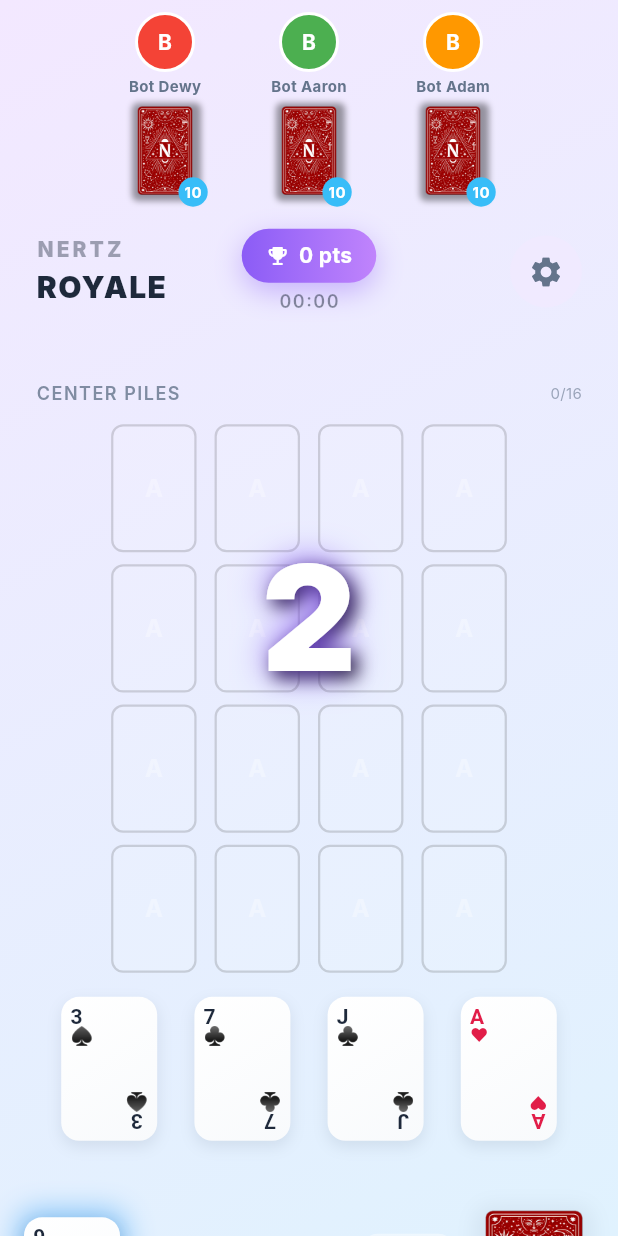
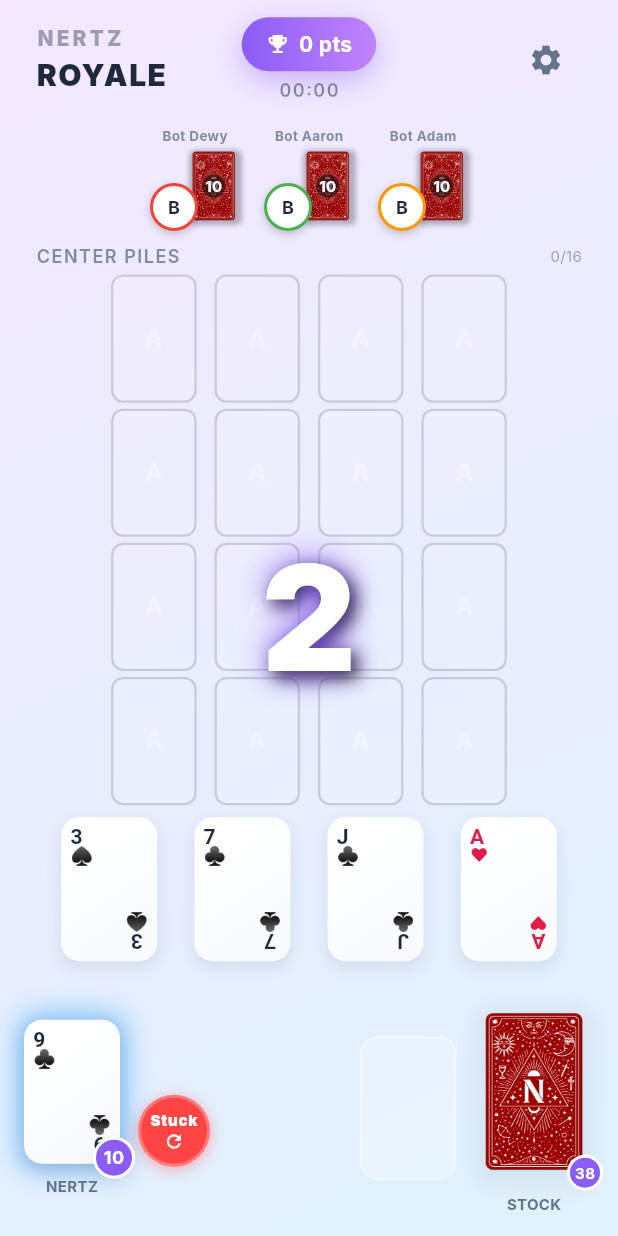
Before and after one commit to alexxtronic/nertzapp, a Flutter app: the screen it shows once a user with an empty profile is signed in, after a tap on "Play Offline", on a phone screen of 412 x 824 dp. Run offline on Flutter 3.47's test engine with Material 3 defaults, Android fonts, the phone set to English and light mode, and no system bars; our stand-ins replace audioplayers, confetti, flutter_image_compress, flutter_riverpod, image_picker, supabase_flutter; accounts and stored records are empty; network calls fail; Roboto replaces fonts that are missing (Inter, SF Pro Rounded).

Commit message:
UI: Refine GameBoard Layout (Swap Header, Compact Spacing, Overlap Opponent Icons)

```diff
--- a/lib/ui/widgets/game_board.dart
+++ b/lib/ui/widgets/game_board.dart
@@ -509,13 +509,12 @@ class _GameBoardState extends State<GameBoard> with TickerProviderStateMixin {
                       hasScrollBody: false,
                       child: Column(
                         children: [
+                          _buildHeader(player),
                           _buildOpponentsRow(),
-                          _buildHeader(player),
+                          _buildCenterArea(),
                           const SizedBox(height: 4),
-                          _buildCenterArea(),
-                          const SizedBox(height: 8), // Reduced to shift work piles up
                           _buildWorkPiles(context, player),
-                          const SizedBox(height: 24), // Space between Work and Hand
+                          const SizedBox(height: 12),
                           _buildPlayerHand(player),
                           const SizedBox(height: 16),
                         ],
@@ -621,7 +620,7 @@ class _GameBoardState extends State<GameBoard> with TickerProviderStateMixin {
 
     return SingleChildScrollView(
       scrollDirection: Axis.horizontal,
-      padding: const EdgeInsets.symmetric(horizontal: 16, vertical: 8),
+      padding: const EdgeInsets.symmetric(horizontal: 16, vertical: 4),
       child: Row(
         mainAxisAlignment: MainAxisAlignment.center,
         children: opponents.map((player) {
@@ -761,7 +760,8 @@ class _GameBoardState extends State<GameBoard> with TickerProviderStateMixin {
     return Column(
       children: [
         // Shift down by card height
-        SizedBox(height: GameTheme.cardHeight * 0.3),
+        // SizedBox(height: GameTheme.cardHeight * 0.3),
+        const SizedBox(height: 4),
         Padding(
           padding: const EdgeInsets.symmetric(horizontal: 24),
           child: Row(
@@ -786,11 +786,11 @@ class _GameBoardState extends State<GameBoard> with TickerProviderStateMixin {
             ],
           ),
         ),
-        const SizedBox(height: 12),
+        const SizedBox(height: 4),
         // Simple 4x4 grid layout (4 rows of 4 cards)
         for (int row = 0; row < 4; row++)
           Padding(
-            padding: const EdgeInsets.only(bottom: 8),
+            padding: const EdgeInsets.only(bottom: 4),
             child: Row(
               mainAxisAlignment: MainAxisAlignment.center,
               children: List.generate(4, (col) {
--- a/lib/ui/widgets/opponent_board.dart
+++ b/lib/ui/widgets/opponent_board.dart
@@ -15,67 +15,50 @@ class OpponentBoard extends StatelessWidget {
         ? EconomyService.getCardBackAssetPath(player.selectedCardBack!)
         : 'assets/card_back.png'; // Default
 
-    return Container(
-      width: 80, // Compact width
-      padding: const EdgeInsets.symmetric(horizontal: 4),
-      child: Column(
+    return Column(
       mainAxisSize: MainAxisSize.min,
       children: [
-          // Avatar
-          Container(
-             width: 40,
-             height: 40,
-             decoration: BoxDecoration(
-               shape: BoxShape.circle,
-               border: Border.all(color: Colors.white, width: 2),
-               image: player.avatarUrl != null
-                  ? DecorationImage(image: NetworkImage(player.avatarUrl!), fit: BoxFit.cover)
-                  : null,
-               color: Color(player.playerColor ?? 0xFF2196F3),
-             ),
-             child: player.avatarUrl == null
-               ? Center(child: Text(player.displayName.isNotEmpty ? player.displayName[0].toUpperCase() : '?', style: const TextStyle(color: Colors.white, fontWeight: FontWeight.bold)))
-               : null,
-          ),
-          const SizedBox(height: 2),
-          // Name
+        // Name on top, very small
         Text(
           player.displayName,
-            style: const TextStyle(
-              color: GameTheme.textSecondary,
-              fontSize: 10,
+          style: TextStyle(
+            color: GameTheme.textSecondary.withValues(alpha: 0.8),
+            fontSize: 9,
             fontWeight: FontWeight.bold,
           ),
           overflow: TextOverflow.ellipsis,
           maxLines: 1,
         ),
-          const SizedBox(height: 4),
-          // Nertz Pile (Back)
-          Stack(
+        const SizedBox(height: 2),
+        // Overlapping Stack
+        SizedBox(
+          width: 60,
+          height: 55,
+          child: Stack(
             clipBehavior: Clip.none,
             children: [
-              Container(
-                width: 45,
-                height: 65, // Scaled down card
+              // Nertz Pile (Card) - Shifted Right and Top
+              Positioned(
+                right: 0,
+                top: 0,
+                child: Container(
+                  width: 35,
+                  height: 50,
                   decoration: BoxDecoration(
                     borderRadius: BorderRadius.circular(4),
                     boxShadow: const [
-                    BoxShadow(color: Colors.black38, blurRadius: 3, offset: Offset(1, 1)),
+                      BoxShadow(color: Colors.black26, blurRadius: 2, offset: Offset(1, 1)),
                     ],
                     image: DecorationImage(
                       image: AssetImage(cardBackAsset),
                       fit: BoxFit.cover,
                     ),
                   ),
-              ),
-              // Count Badge
-              Positioned(
-                bottom: -6,
-                right: -6,
+                  child: Center(
                     child: Container(
-                  padding: const EdgeInsets.all(4),
+                      padding: const EdgeInsets.all(2),
                       decoration: const BoxDecoration(
-                    color: GameTheme.accent,
+                        color: Colors.black54,
                         shape: BoxShape.circle,
                       ),
                       child: Text(
@@ -88,10 +71,44 @@ class OpponentBoard extends StatelessWidget {
                       ),
                     ),
                   ),
+                ),
+              ),
+              // Avatar - Bottom Left, overlapping
+              Positioned(
+                left: 0,
+                bottom: 0,
+                child: Container(
+                   width: 32,
+                   height: 32,
+                   decoration: BoxDecoration(
+                     shape: BoxShape.circle,
+                     border: Border.all(
+                       color: player.playerColor != null
+                          ? Color(player.playerColor!)
+                          : Colors.white,
+                       width: 2
+                     ),
+                     image: player.avatarUrl != null
+                        ? DecorationImage(image: NetworkImage(player.avatarUrl!), fit: BoxFit.cover)
+                        : null,
+                     color: GameTheme.surface,
+                     boxShadow: [
+                        BoxShadow(
+                          color: Colors.black.withValues(alpha: 0.2),
+                          blurRadius: 4,
+                          offset: const Offset(0, 2),
+                        )
                      ],
+                   ),
+                   child: player.avatarUrl == null
+                     ? Center(child: Text(player.displayName.isNotEmpty ? player.displayName[0].toUpperCase() : '?', style: const TextStyle(color: GameTheme.textPrimary, fontWeight: FontWeight.bold, fontSize: 12)))
+                     : null,
+                ),
               ),
             ],
           ),
+        ),
+      ],
     );
   }
 }
```
Lines whose indentation alone changed are shown as unchanged.
